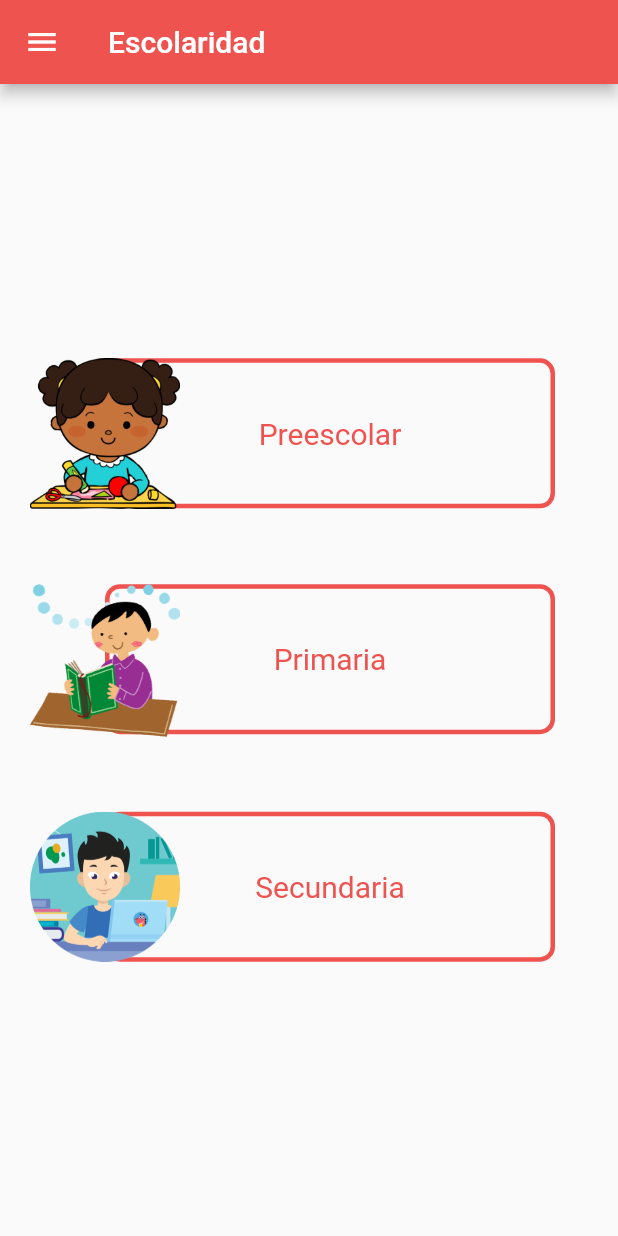
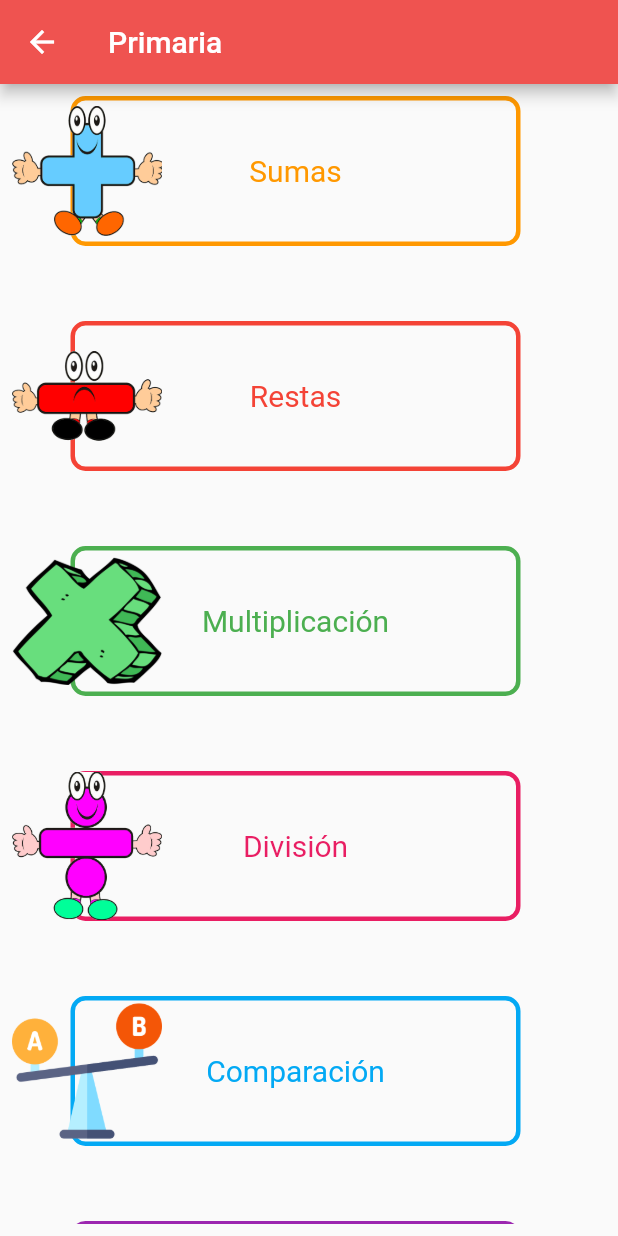
Before and after one commit to OrbitalCardinal/LitMath, a Flutter app: the screen it shows after launch, after a tap on "Primaria", on a phone screen of 412 x 824 dp. Run offline on Flutter 3.47's test engine with Material 2 defaults, Android fonts, the phone set to English and light mode, and no system bars.

Commit message:
Activity selection finished - Activities for Kinder - Actividties for Elementary - Activities for Middle Scholarship card fixed and dynamic card color

```diff
--- a/litmath/lib/main.dart
+++ b/litmath/lib/main.dart
@@ -1,5 +1,8 @@
 import 'package:flutter/material.dart';
+import 'package:litmath/screens/elementary_screen.dart';
 import 'package:litmath/screens/first_screen.dart';
+import 'package:litmath/screens/kinder_screen.dart';
+import 'package:litmath/screens/middle_screen.dart';
 import 'package:litmath/screens/new_login_screen.dart';
 import 'package:litmath/screens/new_signup_screen.dart';
 import 'package:litmath/screens/second_screen.dart';
@@ -36,7 +39,10 @@ class MyApp extends StatelessWidget {
         SlideShowScreen.routeName: (ctx) => const SlideShowScreen(),
         NewLoginScreen.routeName: (ctx) => const NewLoginScreen(),
         NewSignUpScreen.routeName: (ctx) => const NewSignUpScreen(),
-        SelectionScreen.routeName: (ctx) => const SelectionScreen()
+        SelectionScreen.routeName: (ctx) => const SelectionScreen(),
+        KinderScreen.routeName: (ctx) => const KinderScreen(),
+        ElementaryScreen.routeName: (ctx) => const ElementaryScreen(),
+        MiddleScreen.routeName: (ctx) => const MiddleScreen()
       },
     );
   }
--- /dev/null
+++ b/litmath/lib/screens/elementary_screen.dart
@@ -0,0 +1,77 @@
+import 'package:flutter/material.dart';
+import 'package:litmath/widgets/scholarship_card.dart';
+
+class ElementaryScreen extends StatelessWidget {
+  const ElementaryScreen({Key? key}) : super(key: key);
+  static const routeName = "/elementary";
+
+  @override
+  Widget build(BuildContext context) {
+    return Scaffold(
+      appBar: AppBar(
+        title: const Text("Primaria"),
+      ),
+      body: Padding(
+        padding: const EdgeInsets.all(8.0),
+        child: Scrollbar(
+          child: SingleChildScrollView(
+            scrollDirection: Axis.vertical,
+            child: Column(
+              mainAxisAlignment: MainAxisAlignment.center,
+              children: [
+                ScholarshipCard(
+                    imageUrl: "assets/imgs/suma.png",
+                    title: "Sumas",
+                    color: Colors.orange,
+                    routeName: ""),
+                const SizedBox(
+                  height: 50,
+                ),
+                ScholarshipCard(
+                    imageUrl: "assets/imgs/resta.png",
+                    title: "Restas",
+                    color: Colors.red,
+                    routeName: ""),
+                const SizedBox(
+                  height: 50,
+                ),
+                ScholarshipCard(
+                    imageUrl: "assets/imgs/multiplicacion.png",
+                    title: "Multiplicación",
+                    color: Colors.green,
+                    routeName: ""),
+                const SizedBox(
+                  height: 50,
+                ),
+                ScholarshipCard(
+                    imageUrl: "assets/imgs/division.png",
+                    title: "División",
+                    color: Colors.pink,
+                    routeName: ""),
+                const SizedBox(
+                  height: 50,
+                ),
+                ScholarshipCard(
+                    imageUrl: "assets/imgs/comparacion.png",
+                    title: "Comparación",
+                    color: Colors.lightBlue,
+                    routeName: ""),
+                const SizedBox(
+                  height: 50,
+                ),
+                ScholarshipCard(
+                    imageUrl: "assets/imgs/fracciones.png",
+                    title: "Fracciones",
+                    color: Colors.purple,
+                    routeName: ""),
+                const SizedBox(
+                  height: 50,
+                ),
+              ],
+            ),
+          ),
+        ),
+      ),
+    );
+  }
+}
--- a/litmath/lib/screens/selection_screen.dart
+++ b/litmath/lib/screens/selection_screen.dart
@@ -1,4 +1,8 @@
 import 'package:flutter/material.dart';
+import 'package:litmath/screens/elementary_screen.dart';
+import 'package:litmath/screens/kinder_screen.dart';
+import 'package:litmath/screens/middle_screen.dart';
+import 'package:litmath/widgets/scholarship_card.dart';
 
 class SelectionScreen extends StatelessWidget {
   const SelectionScreen({Key? key}) : super(key: key);
@@ -42,8 +46,8 @@ class SelectionScreen extends StatelessWidget {
             ScholarshipCard(
               imageUrl: "assets/imgs/preescolar.png",
               title: "Preescolar",
-              color: Theme.of(context).colorScheme.primary,
-              routeName: "ruta",
+              color: Colors.lightBlue,
+              routeName: KinderScreen.routeName,
             ),
             const SizedBox(
               height: 50,
@@ -51,8 +55,8 @@ class SelectionScreen extends StatelessWidget {
             ScholarshipCard(
               imageUrl: "assets/imgs/primaria.png",
               title: "Primaria",
-              color: Theme.of(context).colorScheme.primary,
-              routeName: "ruta",
+              color: Colors.purple,
+              routeName: ElementaryScreen.routeName,
             ),
             const SizedBox(
               height: 50,
@@ -60,8 +64,8 @@ class SelectionScreen extends StatelessWidget {
             ScholarshipCard(
               imageUrl: "assets/imgs/secundaria.png",
               title: "Secundaria",
-              color: Theme.of(context).colorScheme.primary,
-              routeName: "ruta",
+              color: Colors.cyan.shade400,
+              routeName: MiddleScreen.routeName,
             ),
           ],
         ),
@@ -69,56 +73,3 @@ class SelectionScreen extends StatelessWidget {
     );
   }
 }
-
-class ScholarshipCard extends StatelessWidget {
-  String imageUrl;
-  String title;
-  Color color;
-  String routeName;
-  ScholarshipCard(
-      {required this.imageUrl,
-      required this.title,
-      required this.color,
-      required this.routeName,
-      Key? key})
-      : super(key: key);
-
-  @override
-  Widget build(BuildContext context) {
-    return SizedBox(
-      width: double.infinity,
-      child: Stack(
-        children: [
-          Positioned(
-            left: 50,
-            child: InkWell(
-              onTap: () {
-                // Navigation push routename
-              },
-              child: Container(
-                decoration: BoxDecoration(
-                  border: Border.all(width: 3, color: color),
-                  borderRadius: BorderRadius.circular(10),
-                ),
-                width: 300,
-                height: 100,
-                child: Center(
-                  child: Text(
-                    title,
-                    style: TextStyle(
-                        fontSize: 20,
-                        color: Theme.of(context).colorScheme.primary),
-                  ),
-                ),
-              ),
-            ),
-          ),
-          Image(
-            image: AssetImage(imageUrl),
-            width: 100,
-          ),
-        ],
-      ),
-    );
-  }
-}
--- /dev/null
+++ b/litmath/lib/widgets/scholarship_card.dart
@@ -0,0 +1,54 @@
+import 'package:flutter/material.dart';
+
+// ignore: must_be_immutable
+class ScholarshipCard extends StatelessWidget {
+  String imageUrl;
+  String title;
+  Color color;
+  String routeName;
+  ScholarshipCard(
+      {required this.imageUrl,
+      required this.title,
+      required this.color,
+      required this.routeName,
+      Key? key})
+      : super(key: key);
+
+  @override
+  Widget build(BuildContext context) {
+    return SizedBox(
+      width: double.infinity,
+      child: Stack(
+        children: [
+          Positioned(
+            left: 39,
+            child: InkWell(
+              onTap: () {
+                Navigator.of(context).pushNamed(routeName);
+              },
+              child: Container(
+                decoration: BoxDecoration(
+                  border: Border.all(width: 3, color: color),
+                  borderRadius: BorderRadius.circular(10),
+                ),
+                width: 300,
+                height: 100,
+                child: Center(
+                  child: Text(
+                    title,
+                    style: TextStyle(fontSize: 20, color: color),
+                  ),
+                ),
+              ),
+            ),
+          ),
+          Image(
+            image: AssetImage(imageUrl),
+            width: 100,
+            height: 100,
+          ),
+        ],
+      ),
+    );
+  }
+}
```
Also changed, not shown: litmath/lib/screens/kinder_screen.dart (added, +56 -0 lines), litmath/lib/screens/middle_screen.dart (added, +56 -0 lines), litmath/pubspec.yaml (+11 -0 lines), litmath/assets/imgs/comparacion.png (added), litmath/assets/imgs/conteo.png (added), litmath/assets/imgs/division.png (added), litmath/assets/imgs/ecuaciones.png (added), litmath/assets/imgs/fracciones.png (added), litmath/assets/imgs/geometria.png (added), litmath/assets/imgs/multiplicacion.png (added), litmath/assets/imgs/reglatres.png (added), litmath/assets/imgs/resta.png (added), litmath/assets/imgs/series.png (added), litmath/assets/imgs/suma.png (added).
